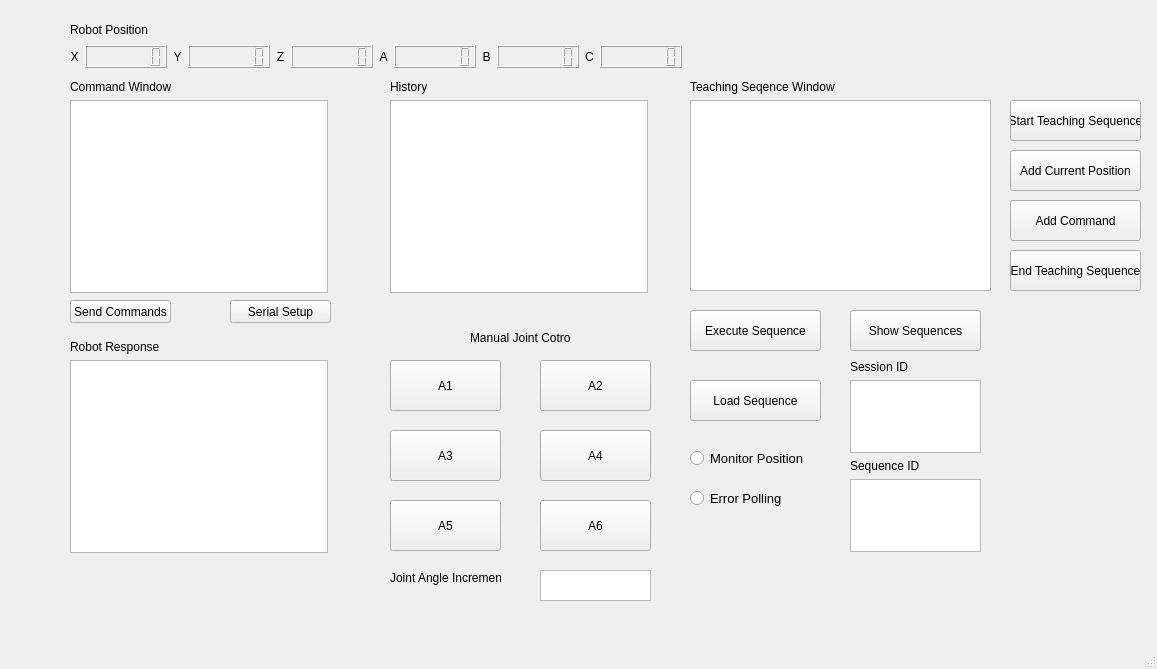
Before: the Qt Designer form RobotCmdGui.ui in Athanasios12/robotApp, drawn with Qt 5.
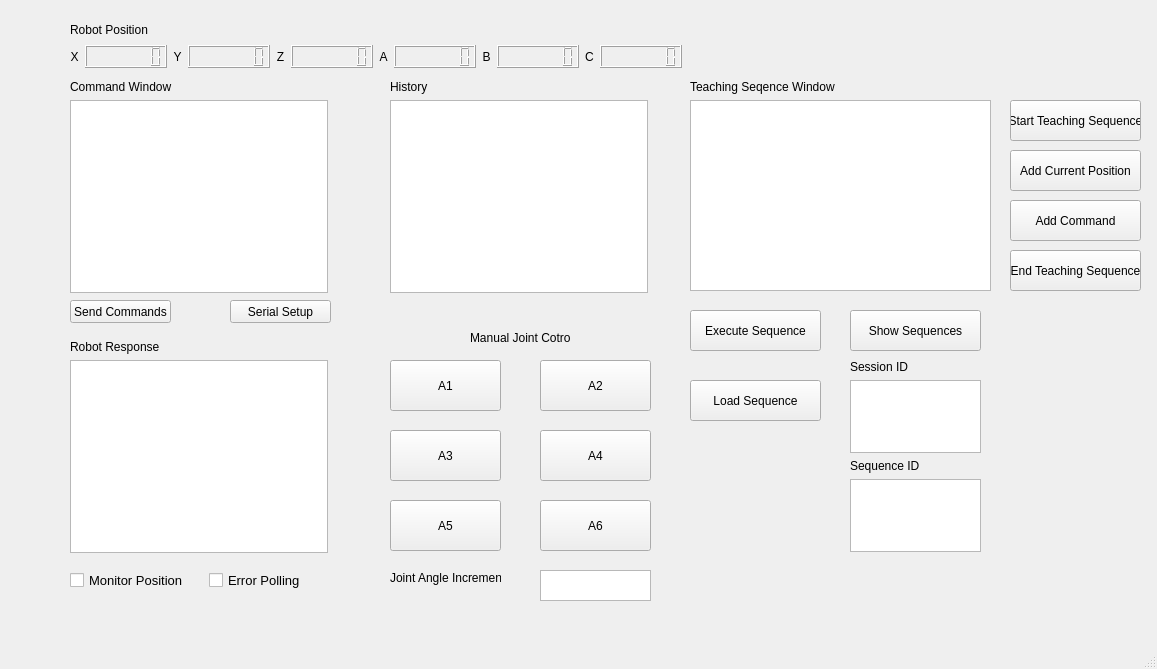
After: the same form once the commit is applied.

The edit to the form file:
```diff
--- a/RobotCmdGui.ui
+++ b/RobotCmdGui.ui
@@ -526,15 +526,18 @@
      <string>Joint Angle Increment</string>
     </property>
    </widget>
-   <widget class="QRadioButton" name="rbMonitorPosition">
+   <widget class="QWidget" name="">
     <property name="geometry">
      <rect>
-      <x>690</x>
-      <y>450</y>
-      <width>121</width>
-      <height>17</height>
+      <x>70</x>
+      <y>570</y>
+      <width>271</width>
+      <height>22</height>
      </rect>
     </property>
+    <layout class="QHBoxLayout" name="horizontalLayout_8">
+     <item>
+      <widget class="QCheckBox" name="ckMonitorPosition">
     <property name="font">
      <font>
       <pointsize>10</pointsize>
@@ -544,15 +547,9 @@
      <string>Monitor Position</string>
     </property>
    </widget>
-   <widget class="QRadioButton" name="rbErrorPolling">
-    <property name="geometry">
-     <rect>
-      <x>690</x>
-      <y>490</y>
-      <width>101</width>
-      <height>17</height>
-     </rect>
-    </property>
+     </item>
+     <item>
+      <widget class="QCheckBox" name="ckErrorPolling">
     <property name="font">
      <font>
       <pointsize>10</pointsize>
@@ -562,6 +559,9 @@
      <string>Error Polling</string>
     </property>
    </widget>
+     </item>
+    </layout>
+   </widget>
    <zorder>btnAxis5</zorder>
    <zorder>btnAxis1</zorder>
    <zorder>btnAxis2</zorder>
```
Left out of the diff: 4 changed lines with no effect on the pictures. Lines whose indentation alone changed are shown as unchanged.
